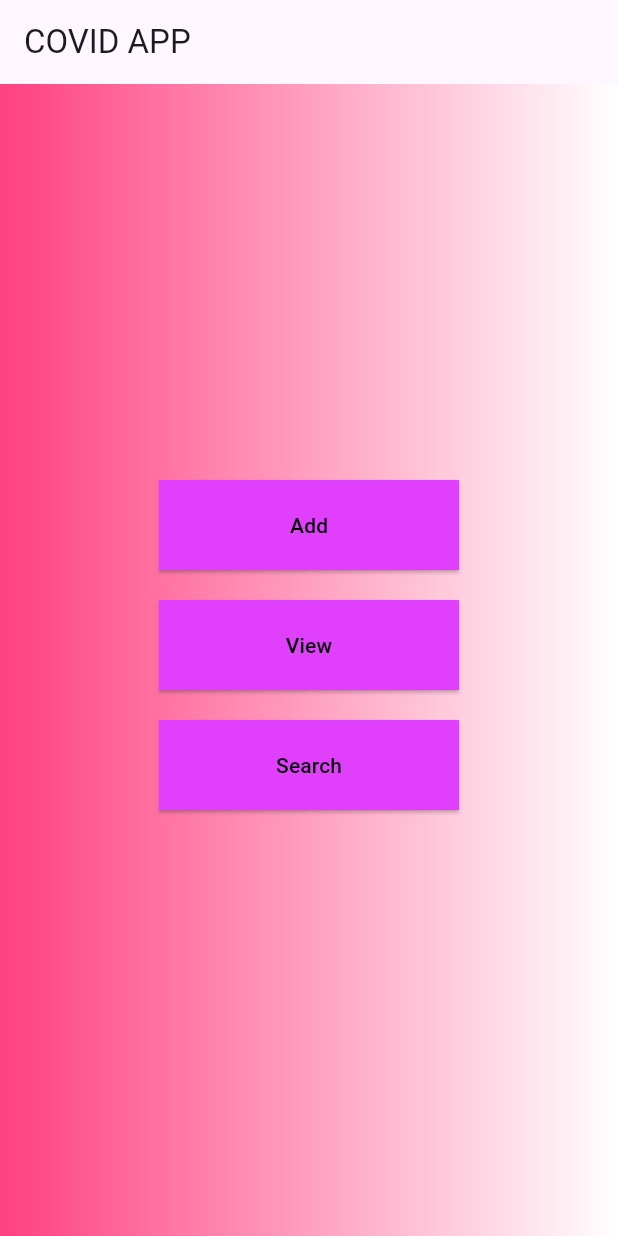
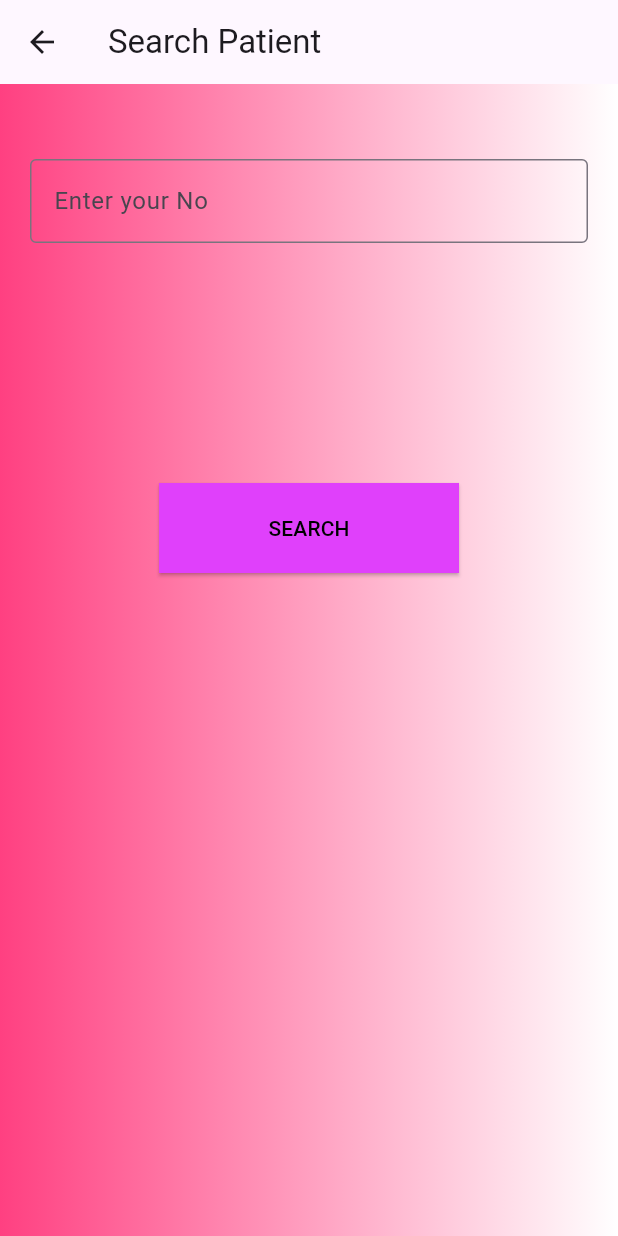
Before and after one commit to Chitraradha/covid-frontend, a Flutter app: the screen it shows after launch, after a tap on "Search", on a phone screen of 412 x 824 dp. Run offline on Flutter 3.47's test engine with Material 3 defaults, Android fonts, the phone set to English and light mode, and no system bars.

Commit message:
search Patient

```diff
--- a/lib/Pages/menupage.dart
+++ b/lib/Pages/menupage.dart
@@ -1,4 +1,5 @@
 import 'package:covid_app/Pages/addpage.dart';
+import 'package:covid_app/Pages/searchpage.dart';
 import 'package:covid_app/Pages/viewpage.dart';
 import 'package:flutter/material.dart';
 
@@ -63,7 +64,11 @@ class _MenuPageState extends State<MenuPage> {
                             borderRadius:BorderRadius.zero
                         )
                     ),
-                    onPressed: (){}, child: Text("Search"))),
+                    onPressed: (){
+                      Navigator.push(context, MaterialPageRoute(builder:
+                      (context)=>SearchPage()
+                      ));
+                    }, child: Text("Search"))),
             SizedBox(height: 20,)
           ],
         ),
--- /dev/null
+++ b/lib/Pages/searchpage.dart
@@ -0,0 +1,47 @@
+import 'package:flutter/material.dart';
+
+class SearchPage extends StatefulWidget {
+  const SearchPage({super.key});
+
+  @override
+  State<SearchPage> createState() => _SearchPageState();
+}
+
+class _SearchPageState extends State<SearchPage> {
+  @override
+  Widget build(BuildContext context) {
+    return Scaffold(
+      appBar: AppBar(
+        title: Text("Search Patient"),
+      ),
+      body: Container(
+        decoration: BoxDecoration(
+            gradient: LinearGradient(colors: [Colors.pinkAccent,Colors.white])
+        ),
+        padding: EdgeInsets.all(20),
+        child: Column(
+          children: [
+            SizedBox(height: 30,),
+            TextField(
+              decoration: InputDecoration(
+                labelText: "Enter your No",
+                border: OutlineInputBorder()
+              ),
+            ),
+            SizedBox(height:160,),
+            SizedBox(
+                width: 200,
+                height: 60,
+                child: ElevatedButton(
+                    style: ElevatedButton.styleFrom(backgroundColor: Colors.purpleAccent,foregroundColor: Colors.black,
+                        shape: RoundedRectangleBorder(
+                            borderRadius:BorderRadius.zero
+                        )
+                    ),
+                    onPressed: (){}, child: Text("SEARCH")))
+          ],
+        ),
+      ),
+    );
+  }
+}
```
